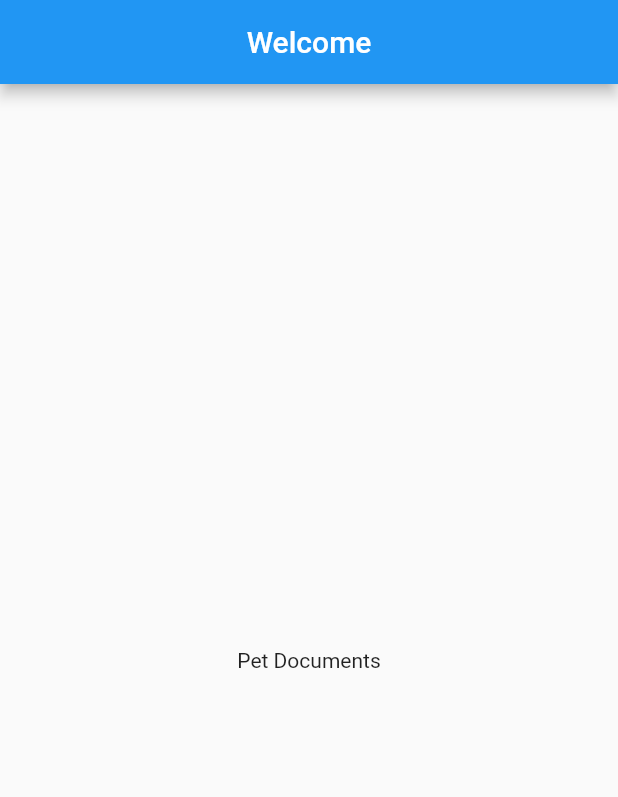
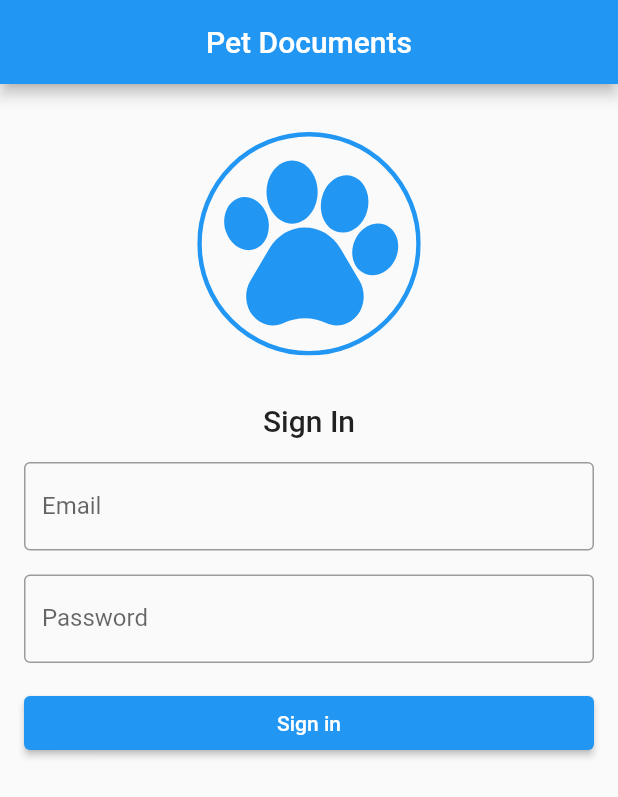
Before and after one commit to badgers-ua/pet-documents-flutter, a Flutter app: the screen it shows after launch, on a phone screen of 412 x 824 dp. Shown: the top 797 px of the screen. Run offline on Flutter 3.47's test engine with Material 2 defaults, Android fonts, the phone set to English and light mode, and no system bars; our stand-ins replace firebase_core, firebase_messaging, flutter_svg; missing offline and left inert: dart:ffi; accounts and stored records are empty.

Commit message:
[WIP] Sign in screen

```diff
--- /dev/null
+++ b/lib/constants.dart
@@ -0,0 +1,7 @@
+class ThemeConstants {
+  static final _padding = 16.0;
+
+  static double spacing(int val) {
+    return _padding * val;
+  }
+}
--- a/lib/screens/sign_in_screen.dart
+++ b/lib/screens/sign_in_screen.dart
@@ -1,21 +1,68 @@
+import 'dart:ffi';
+
 import 'package:flutter/material.dart';
 import 'package:flutter/widgets.dart';
+import 'package:flutter_svg/svg.dart';
+import 'package:pdoc/constants.dart';
 
 class SignInScreen extends StatelessWidget {
   @override
   Widget build(BuildContext context) {
     return Scaffold(
       appBar: AppBar(
-        title: Center(child: Text("Welcome")),
+        title: Center(child: Text("Pet Documents")),
       ),
-      body: Center(
-        child: Column(
-          mainAxisAlignment: MainAxisAlignment.center,
-          children: <Widget>[
-            Text(
-              'Pet Documents',
+      body: SingleChildScrollView(
+        child: SafeArea(
+          child: Padding(
+            padding: EdgeInsets.all(ThemeConstants.spacing(1)),
+            child: Column(
+              children: <Widget>[
+                SizedBox(
+                  height: ThemeConstants.spacing(1),
+                ),
+                SvgPicture.asset(
+                  'assets/images/circle-paw.svg',
+                  color: Theme.of(context).accentColor,
+                ),
+                SizedBox(
+                  height: ThemeConstants.spacing(2),
+                ),
+                Text(
+                  "Sign In",
+                  style: Theme.of(context).textTheme.headline6,
+                ),
+                SizedBox(
+                  height: ThemeConstants.spacing(1),
+                ),
+                TextField(
+                  decoration: InputDecoration(
+                    border: OutlineInputBorder(),
+                    labelText: 'Email',
+                  ),
+                ),
+                SizedBox(
+                  height: ThemeConstants.spacing(1),
+                ),
+                TextField(
+                  decoration: InputDecoration(
+                    border: OutlineInputBorder(),
+                    labelText: 'Password',
+                  ),
+                ),
+                SizedBox(
+                  height: ThemeConstants.spacing(1),
+                ),
+                SizedBox(
+                  width: double.infinity,
+                  child: ElevatedButton(
+                    onPressed: () {},
+                    child: Text("Sign in"),
+                  ),
+                )
+              ],
             ),
-          ],
+          ),
         ),
       ),
     );
```
Also changed, not shown: pubspec.yaml (+4 -3 lines), assets/images/circle-paw.svg (added), pubspec.lock, 3 other files.
